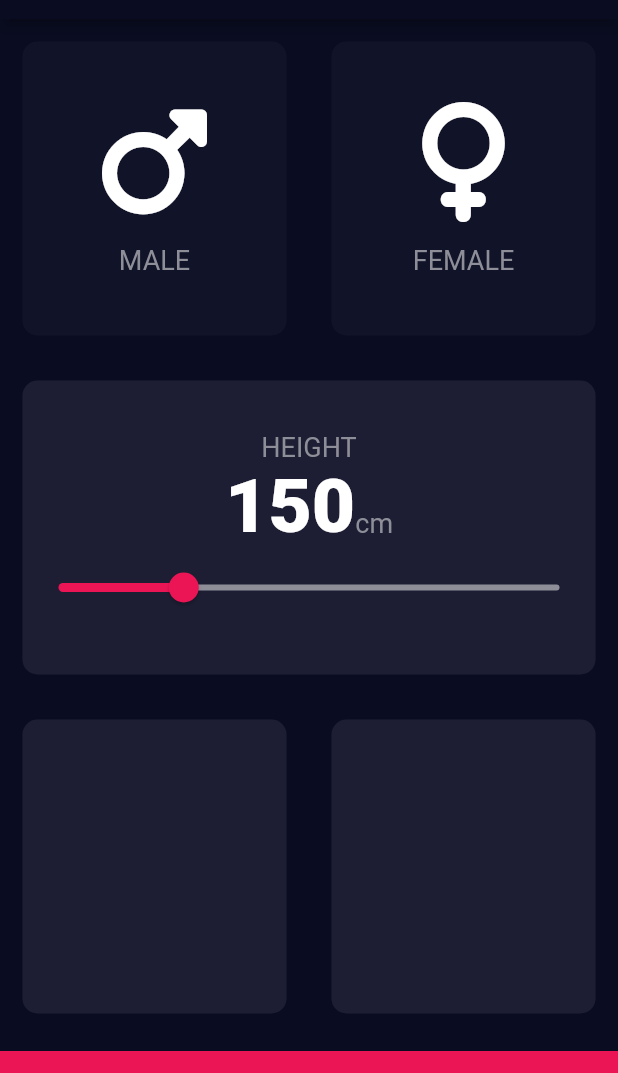
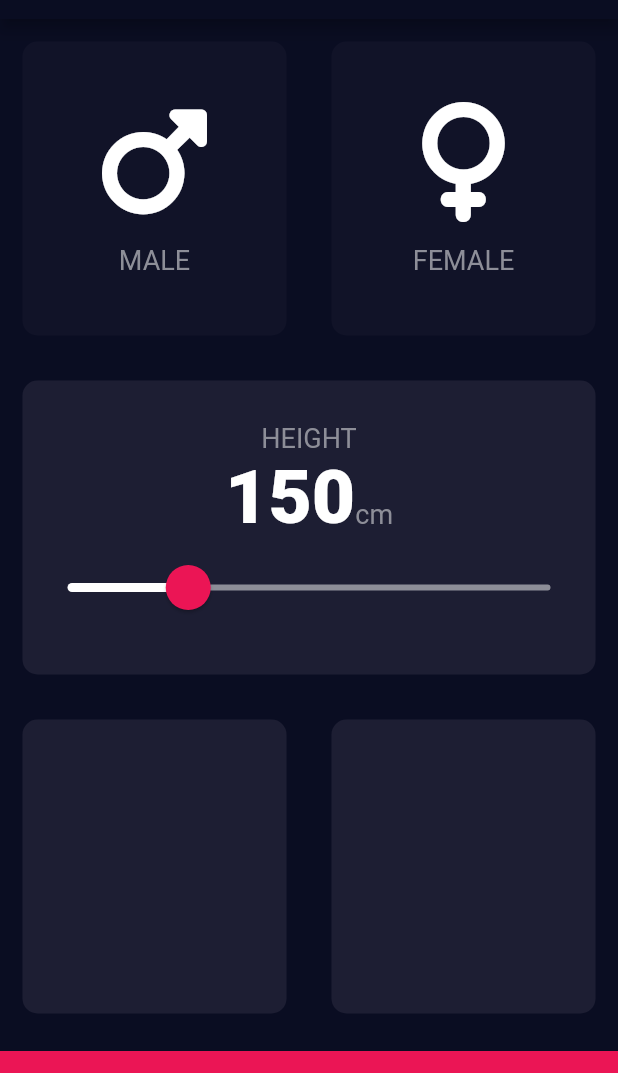
Before and after one commit to OstrichFarmer/bmi---calculator, a Flutter app: the screen it shows after launch, on a phone screen of 412 x 824 dp, the part 65-1138 px from its top. Run offline on Flutter 3.47's test engine with Material 2 defaults, Android fonts, the phone set to English and light mode, and no system bars; our stand-ins replace font_awesome_flutter.

Commit message:
customized the slider widget using the slidertheme

```diff
--- a/lib/input_page.dart
+++ b/lib/input_page.dart
@@ -85,9 +85,17 @@ class _InputPageState extends State<InputPage> {
                         )
                       ],
                     ),
-                    Slider(
-                        activeColor: const Color(0XFFEB1555),
-                        inactiveColor: const Color(0XFF8D8E98),
+                    SliderTheme(
+                      data: SliderTheme.of(context).copyWith(
+                          activeTrackColor: Colors.white,
+                          inactiveTrackColor: const Color(0XFF8D8E98),
+                          thumbShape: const RoundSliderThumbShape(
+                              enabledThumbRadius: 15),
+                          thumbColor: const Color(0XFFEB1555),
+                          overlayShape:
+                              const RoundSliderOverlayShape(overlayRadius: 30),
+                          overlayColor: const Color(0X29EB1555)),
+                      child: Slider(
                           value: height.toDouble(),
                           min: kMinimumHeight,
                           max: kMaximumHeight,
@@ -95,7 +103,8 @@ class _InputPageState extends State<InputPage> {
                             setState(() {
                               height = newValue.round();
                             });
-                        })
+                          }),
+                    )
                   ],
                 ),
               ),
```
Lines whose indentation alone changed are shown as unchanged.
